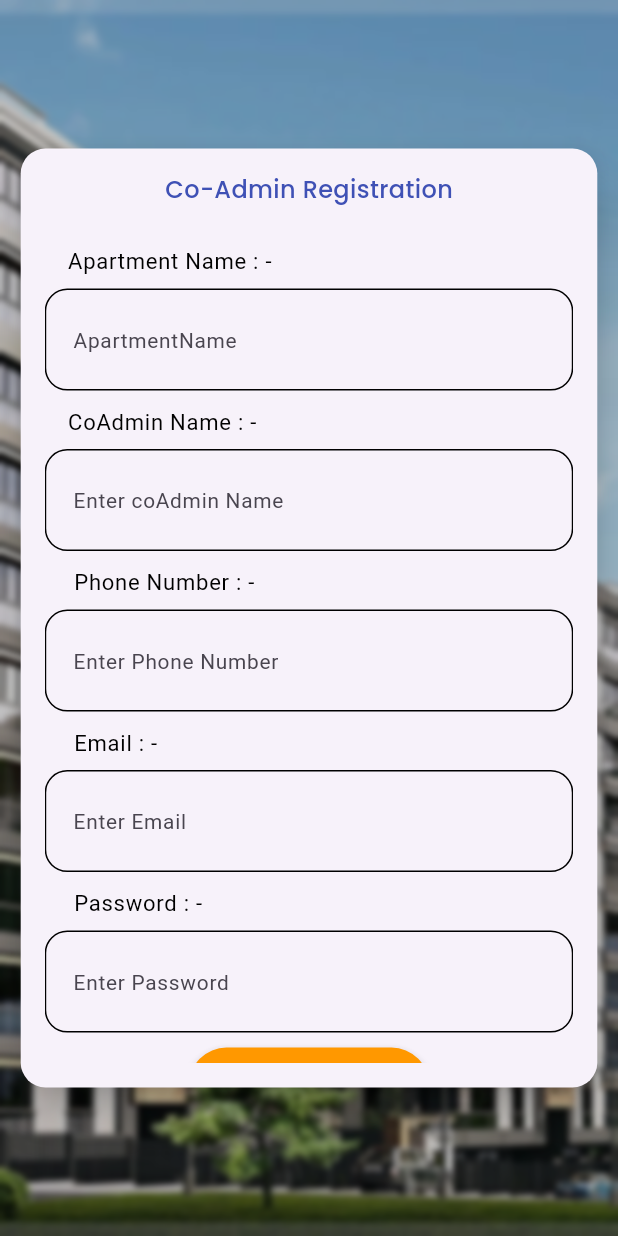
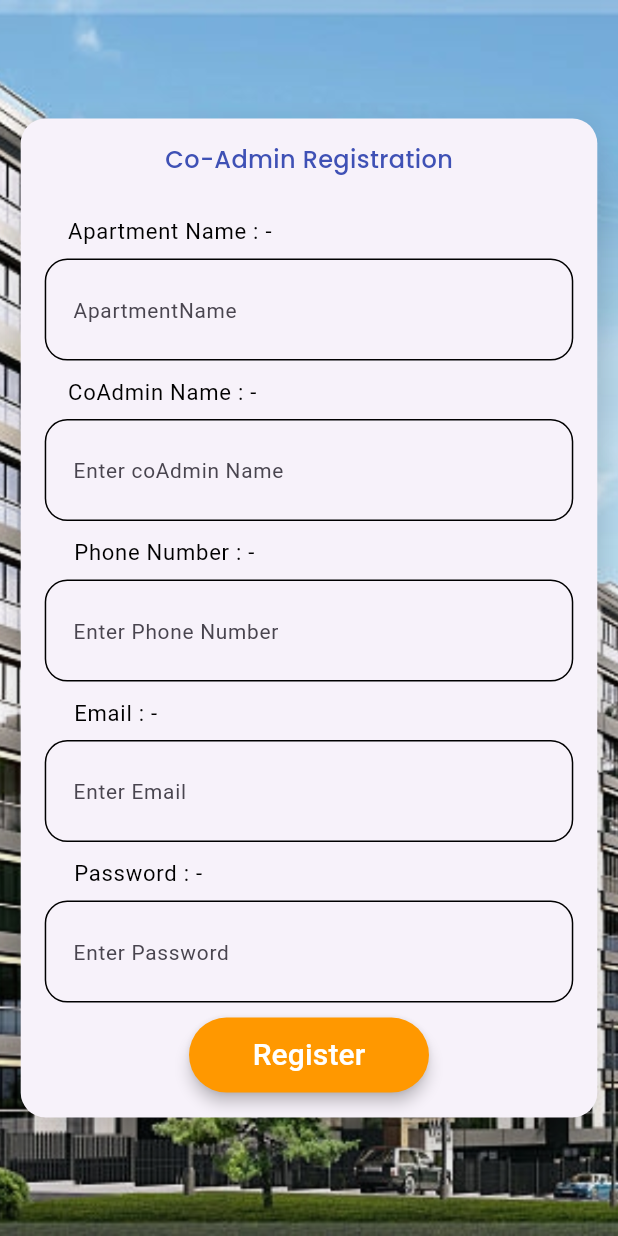
Before and after one commit to harishnookala123/maintaince_app, a Flutter app: the CoRegistration screen opened directly, on a phone screen of 412 x 824 dp. Run offline on Flutter 3.47's test engine with Material 3 defaults, Android fonts, the phone set to English and light mode, and no system bars; our stand-ins replace dio, email_validator, google_fonts; Roboto replaces fonts that are missing (Acme).

Commit message:
1.height has applied in background image for every page 2.login page changes done. 3. coadmin provider class has added.

```diff
--- /dev/null
+++ b/lib/Admin/changeprovider/coadminprovider.dart
@@ -0,0 +1,22 @@
+import 'package:flutter/cupertino.dart';
+
+class CoAdmin with ChangeNotifier {
+String _name ="";
+
+String get name => _name;
+
+  setname(String value) {
+    _name = value;
+    notifyListeners();
+  }
+
+  int  _id = 0;
+
+int get id => _id;
+
+  setid(int value) {
+    _id = value;
+    notifyListeners();
+  }
+
+}
--- a/lib/Co_admin/Views/registration.dart
+++ b/lib/Co_admin/Views/registration.dart
@@ -1,6 +1,8 @@
 import 'package:flutter/material.dart';
 import 'package:google_fonts/google_fonts.dart';
+import 'package:maintaince_app/Admin/changeprovider/coadminprovider.dart';
 import 'package:maintaince_app/styles/basicstyles.dart';
+import 'package:provider/provider.dart';
 
 class CoRegistration extends StatefulWidget {
   const CoRegistration({super.key});
@@ -22,7 +24,11 @@ class CoRegistrationState extends State<CoRegistration> {
     return Scaffold(
       resizeToAvoidBottomInset: true,
       body: BackGroundImage(
-          child: ListView(
+         child: SizedBox(
+           height: MediaQuery.of(context).size.height/1.3,
+             child: Consumer<CoAdmin>(
+               builder: (context,admin,child){
+                 return ListView(
                    padding: EdgeInsets.zero,
                    shrinkWrap: true,
                    //mainAxisSize: MainAxisSize.min,
@@ -199,7 +205,11 @@ class CoRegistrationState extends State<CoRegistration> {
 
                      )
                    ],
-          ))
+                 );
+               },
+             )
+         ),
+      )
     );
   }
 
--- a/lib/User/Views/user_registration.dart
+++ b/lib/User/Views/user_registration.dart
@@ -24,6 +24,8 @@ class UserRegistrationState extends State<UserRegistration> {
     return Scaffold(
         resizeToAvoidBottomInset: true,
         body: BackGroundImage(
+         child: Container(
+             height: MediaQuery.of(context).size.height /1.3,
              child: ListView(
                padding: EdgeInsets.zero,
                scrollDirection: Axis.vertical,
@@ -242,7 +244,9 @@ class UserRegistrationState extends State<UserRegistration> {
                    ),
                  )
                ],
-        )));
+             ))
+        ),
+    );
   }
 
   // getUserRegistration() {}
--- a/lib/main.dart
+++ b/lib/main.dart
@@ -1,6 +1,7 @@
 import 'dart:ui';
 
 import 'package:flutter/material.dart';
+import 'package:maintaince_app/Admin/changeprovider/coadminprovider.dart';
 import 'package:maintaince_app/splashscreen.dart';
 import 'package:provider/provider.dart';
 
@@ -10,6 +11,7 @@ void main() {
   runApp(
     MultiProvider(providers: [
       ChangeNotifierProvider(create: (context) => AdminRegistrationModel()),
+      ChangeNotifierProvider(create: (context)=>CoAdmin()),
     ],
    child: const MyApp(),
   ),
--- a/lib/styles/basicstyles.dart
+++ b/lib/styles/basicstyles.dart
@@ -78,17 +78,16 @@ class BackGroundImage extends StatelessWidget {
         height: double.infinity,
       ),
       BackdropFilter(
-        filter: ImageFilter.blur(sigmaX: 2.0, sigmaY: 2.0),
+        filter: ImageFilter.blur(sigmaX: 0.3, sigmaY: 0.3),
         child: Container(
-          color: Colors.black.withOpacity(0.2),
           child: Center(
             child: SingleChildScrollView(
               scrollDirection: Axis.vertical,
               child: SizedBox(
                 width: MediaQuery.of(context).size.width / 1.05,
-                height: MediaQuery.of(context).size.height /1.3,
                 child: Card(
-                  elevation: 12.0,
+                  //color: Colors.white.withOpacity(0.9),
+                  elevation: 15.0,
                   shape: RoundedRectangleBorder(
                     borderRadius: BorderRadius.circular(16.5),
                   ),
```
Also changed, not shown: lib/Admin/Views/registrationsecondpage.dart (+6 -3 lines), lib/login.dart (+21 -5 lines). Lines whose indentation alone changed are shown as unchanged.
